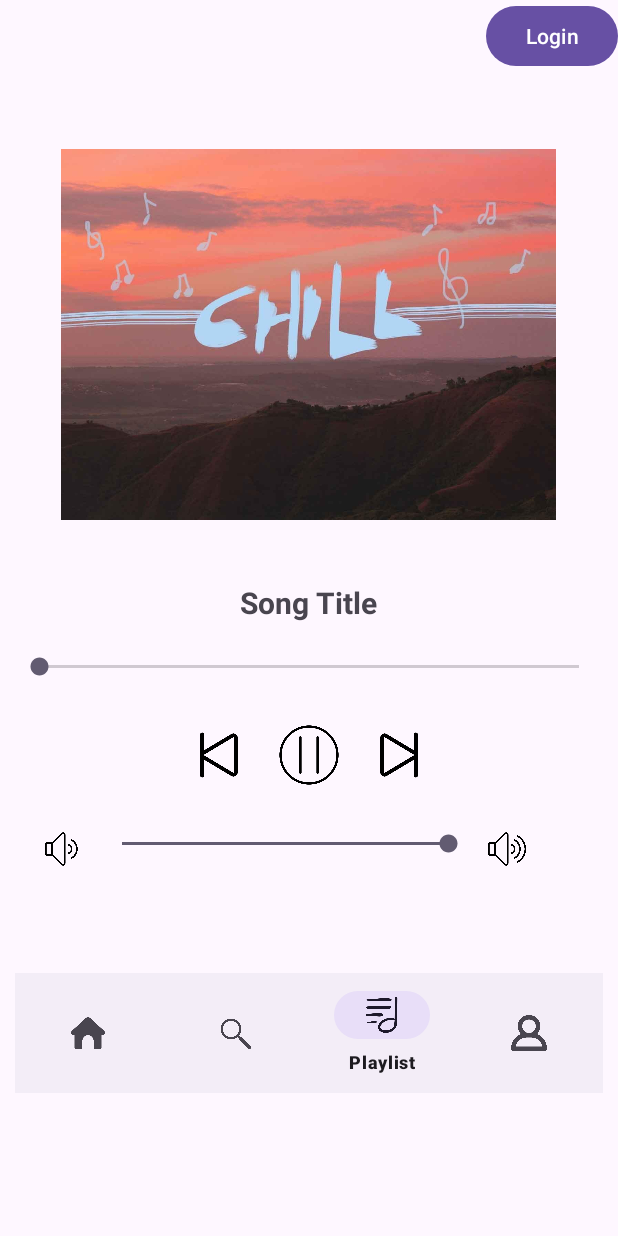
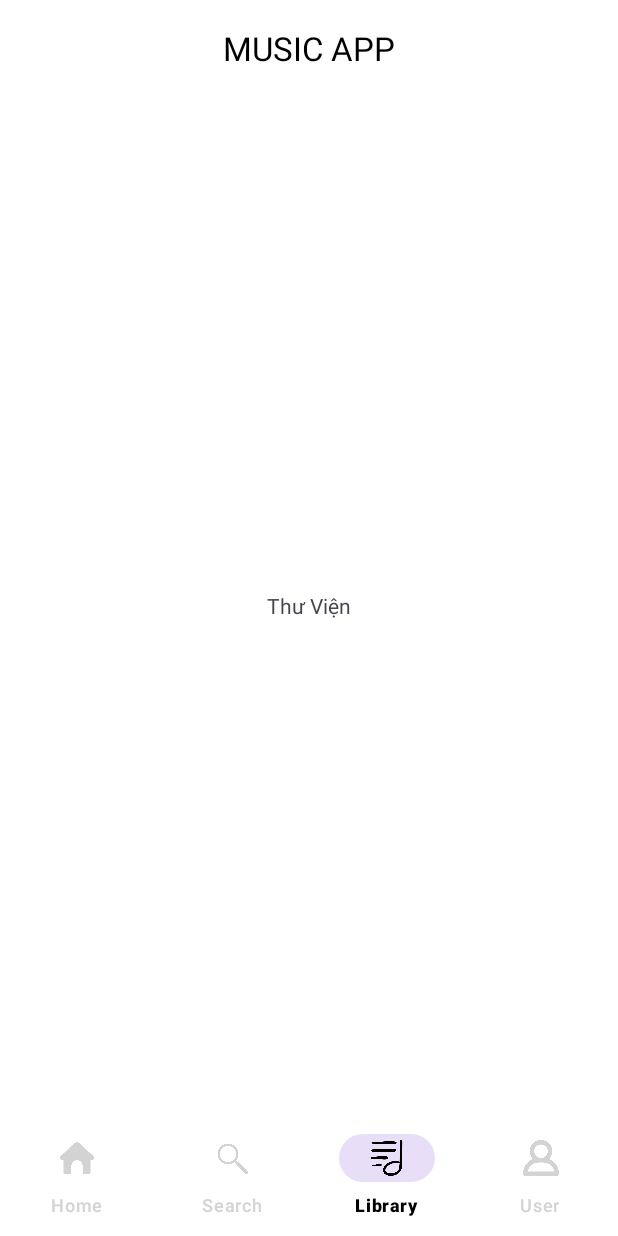
Before and after one commit to LynYuNgoc/MusicAppdemo2, an Android app: the screen it shows after launch (MainActivity before the commit, HomeActivity after it), item 3 of the bottom bar chosen, on a phone screen of 412 x 824 dp. Run offline under Robolectric (Android 15) with nearby library versions, the light colour scheme and no system bars.

Commit message:
chia fragment roi do nha

```diff
--- /dev/null
+++ b/app/src/main/java/com/example/musicappdemo2/HomeActivity.java
@@ -0,0 +1,72 @@
+package com.example.musicappdemo2;
+
+import android.os.Bundle;
+import android.view.MenuItem;
+
+import androidx.annotation.NonNull;
+import androidx.appcompat.app.AppCompatActivity;
+import androidx.fragment.app.Fragment;
+import androidx.fragment.app.FragmentManager;
+import androidx.fragment.app.FragmentTransaction;
+
+import com.example.musicappdemo2.fragment.HomePageFragment;
+import com.example.musicappdemo2.fragment.LibraryFragment;
+import com.example.musicappdemo2.fragment.SearchFragment;
+import com.example.musicappdemo2.fragment.UserFragment;
+import com.google.android.material.bottomnavigation.BottomNavigationView;
+import com.google.android.material.navigation.NavigationBarView;
+
+public class HomeActivity extends AppCompatActivity {
+
+    BottomNavigationView bottomNavigationView;
+    @Override
+    protected void onCreate(Bundle savedInstanceState) {
+        super.onCreate(savedInstanceState);
+        setContentView(R.layout.activity_home);
+
+        bottomNavigationView = findViewById(R.id.bottomnavigation);
+        bottomNavigationView.setOnItemSelectedListener(new NavigationBarView.OnItemSelectedListener() {
+            @Override
+            public boolean onNavigationItemSelected(@NonNull MenuItem item) {
+
+                if(item.getItemId() == R.id.mnBottomHome) {
+
+                    setFragment(new HomePageFragment());
+                }
+
+                if(item.getItemId() == R.id.mnBottomLibrary) {
+
+                    setFragment(new LibraryFragment());
+                }
+
+                if(item.getItemId() == R.id.mnBottomSearch) {
+
+                    setFragment(new SearchFragment());
+                }
+
+                if(item.getItemId() == R.id.mnBottomUser) {
+
+                    setFragment(new UserFragment());
+                }
+
+
+
+                return true;
+            }
+        });
+
+    }
+
+    void setFragment(Fragment fragment){
+        if(fragment==null){
+            return;
+        }
+
+        FragmentManager fragmentManager = getSupportFragmentManager();
+        FragmentTransaction transaction = fragmentManager.beginTransaction();
+        transaction.replace(R.id.fragmentContainerView, fragment);
+        transaction.addToBackStack(null);
+        transaction.commit();
+    }
+
+}
--- a/app/src/main/java/com/example/musicappdemo2/Login.java
+++ b/app/src/main/java/com/example/musicappdemo2/LoginActivity.java
@@ -2,12 +2,9 @@ package com.example.musicappdemo2;
 
 import androidx.appcompat.app.AppCompatActivity;
 
-import android.content.Intent;
 import android.os.Bundle;
-import android.view.View;
-import android.widget.Button;
 
-public class Login extends AppCompatActivity {
+public class LoginActivity extends AppCompatActivity {
 
     @Override
     protected void onCreate(Bundle savedInstanceState) {
--- a/app/src/main/java/com/example/musicappdemo2/MainActivity.java
+++ b/app/src/main/java/com/example/musicappdemo2/PlayMusicActivity.java
@@ -1,30 +1,26 @@
 package com.example.musicappdemo2;
 
-import androidx.annotation.NonNull;
 import androidx.appcompat.app.AppCompatActivity;
 
-import android.annotation.SuppressLint;
 import android.content.Context;
 import android.content.Intent;
 import android.media.AudioManager;
 import android.media.MediaPlayer;
 import android.os.Bundle;
-import android.os.Handler;
 import android.os.Message;
-import android.view.MenuItem;
 import android.view.View;
 import android.widget.Button;
 import android.widget.ImageView;
 import android.widget.SeekBar;
 import android.widget.TextView;
-import android.widget.Toast;
 
 import com.google.android.material.bottomnavigation.BottomNavigationView;
 
 import java.util.ArrayList;
 
-public class MainActivity extends AppCompatActivity {
+public class PlayMusicActivity extends AppCompatActivity {
 
+    BottomNavigationView navigationView;
     ImageView play, prev, next, imageView;
     TextView songTitle;
     SeekBar mSeekBarTime, mSeekBarVol;
@@ -36,7 +32,7 @@ public class MainActivity extends AppCompatActivity {
     @Override
     protected void onCreate(Bundle savedInstanceState) {
         super.onCreate(savedInstanceState);
-        setContentView(R.layout.activity_main);
+        setContentView(R.layout.activity_playmusic);
 
         mAudioManager = (AudioManager) getSystemService(Context.AUDIO_SERVICE);
 
@@ -84,9 +80,6 @@ public class MainActivity extends AppCompatActivity {
 
             }
         });
-
-
-
 
 
         play.setOnClickListener(new View.OnClickListener() {
@@ -149,14 +142,11 @@ public class MainActivity extends AppCompatActivity {
         login.setOnClickListener(new View.OnClickListener() {
             @Override
             public void onClick(View v) {
-                Intent intent = new Intent(MainActivity.this, Login.class);
+                Intent intent = new Intent(PlayMusicActivity.this, LoginActivity.class);
                 startActivity(intent);
             }
         });
 
-        //ánh xạ View bottom_navi
-        BottomNavigationView navigationView = findViewById(R.id.bottom_navi);
-        //???
 
     }
 
--- /dev/null
+++ b/app/src/main/java/com/example/musicappdemo2/fragment/LibraryFragment.java
@@ -0,0 +1,66 @@
+package com.example.musicappdemo2.fragment;
+
+import android.os.Bundle;
+
+import androidx.fragment.app.Fragment;
+
+import android.view.LayoutInflater;
+import android.view.View;
+import android.view.ViewGroup;
+
+import com.example.musicappdemo2.R;
+
+/**
+ * A simple {@link Fragment} subclass.
+ * Use the {@link LibraryFragment#newInstance} factory method to
+ * create an instance of this fragment.
+ */
+public class LibraryFragment extends Fragment {
+
+    // TODO: Rename parameter arguments, choose names that match
+    // the fragment initialization parameters, e.g. ARG_ITEM_NUMBER
+    private static final String ARG_PARAM1 = "param1";
+    private static final String ARG_PARAM2 = "param2";
+
+    // TODO: Rename and change types of parameters
+    private String mParam1;
+    private String mParam2;
+
+    public LibraryFragment() {
+        // Required empty public constructor
+    }
+
+    /**
+     * Use this factory method to create a new instance of
+     * this fragment using the provided parameters.
+     *
+     * @param param1 Parameter 1.
+     * @param param2 Parameter 2.
+     * @return A new instance of fragment LibraryFragment.
+     */
+    // TODO: Rename and change types and number of parameters
+    public static LibraryFragment newInstance(String param1, String param2) {
+        LibraryFragment fragment = new LibraryFragment();
+        Bundle args = new Bundle();
+        args.putString(ARG_PARAM1, param1);
+        args.putString(ARG_PARAM2, param2);
+        fragment.setArguments(args);
+        return fragment;
+    }
+
+    @Override
+    public void onCreate(Bundle savedInstanceState) {
+        super.onCreate(savedInstanceState);
+        if (getArguments() != null) {
+            mParam1 = getArguments().getString(ARG_PARAM1);
+            mParam2 = getArguments().getString(ARG_PARAM2);
+        }
+    }
+
+    @Override
+    public View onCreateView(LayoutInflater inflater, ViewGroup container,
+                             Bundle savedInstanceState) {
+        // Inflate the layout for this fragment
+        return inflater.inflate(R.layout.fragment_library, container, false);
+    }
+}
--- /dev/null
+++ b/app/src/main/res/color/bottom_navigation_color.xml
@@ -0,0 +1,5 @@
+<?xml version="1.0" encoding="utf-8"?>
+<selector xmlns:android="http://schemas.android.com/apk/res/android">
+    <item android:state_checked="true" android:color="@color/black"/>
+    <item android:state_checked="false" android:color="@color/gray_light"/>
+</selector>
--- /dev/null
+++ b/app/src/main/res/layout/activity_home.xml
@@ -0,0 +1,35 @@
+<?xml version="1.0" encoding="utf-8"?>
+<LinearLayout xmlns:android="http://schemas.android.com/apk/res/android"
+    xmlns:app="http://schemas.android.com/apk/res-auto"
+    android:layout_width="match_parent"
+    android:layout_height="match_parent"
+    android:orientation="vertical">
+
+    <com.google.android.material.appbar.MaterialToolbar
+        android:id="@+id/materialToolbar"
+        android:layout_width="match_parent"
+        android:layout_height="wrap_content"
+        android:background="@color/white"
+        android:minHeight="?attr/actionBarSize"
+        android:theme="?attr/actionBarTheme"
+        app:title="MUSIC APP"
+        app:titleCentered="true"
+        app:titleTextColor="@color/black" />
+
+    <FrameLayout
+        android:id="@+id/fragmentContainerView"
+        android:layout_width="match_parent"
+        android:layout_height="wrap_content"
+        android:layout_weight="1"
+        android:background="@color/white"/>
+
+    <com.google.android.material.bottomnavigation.BottomNavigationView
+        android:id="@+id/bottomnavigation"
+        android:layout_width="match_parent"
+        android:layout_height="wrap_content"
+        android:background="@color/white"
+        app:itemIconTint="@color/bottom_navigation_color"
+        app:itemTextColor="@color/bottom_navigation_color"
+        app:labelVisibilityMode="labeled"
+        app:menu="@menu/menu_bottom_navi" />
+</LinearLayout>
--- a/app/src/main/res/layout/activity_login.xml
+++ b/app/src/main/res/layout/activity_login.xml
@@ -5,7 +5,7 @@
     android:layout_width="match_parent"
     android:layout_height="match_parent"
     android:orientation="vertical"
-    tools:context=".Login">
+    tools:context=".LoginActivity">
 
     <TextView
         android:layout_width="wrap_content"
--- a/app/src/main/res/layout/activity_main.xml
+++ b/app/src/main/res/layout/activity_playmusic.xml
@@ -11,7 +11,7 @@
         android:layout_width="match_parent"
         android:layout_height="match_parent"
         android:orientation="vertical"
-        tools:context=".MainActivity">
+        tools:context=".PlayMusicActivity">
 
         <Button
             android:id="@+id/btnlogin"
@@ -104,22 +104,6 @@
 
         </LinearLayout>
 
-        <LinearLayout
-            android:layout_width="match_parent"
-            android:layout_height="wrap_content"
-            android:layout_gravity="center"
-            android:layout_marginLeft="10dp"
-            android:layout_marginTop="70dp"
-            android:layout_marginRight="10dp"
-            android:orientation="horizontal">
-
-            <com.google.android.material.bottomnavigation.BottomNavigationView
-                android:id="@+id/bottom_navi"
-                android:layout_width="match_parent"
-                android:layout_height="wrap_content"
-                app:menu="@menu/menu_bottom_navi" />
-        </LinearLayout>
-
     </LinearLayout>
 
 
--- /dev/null
+++ b/app/src/main/res/layout/fragment_library.xml
@@ -0,0 +1,15 @@
+<?xml version="1.0" encoding="utf-8"?>
+<FrameLayout xmlns:android="http://schemas.android.com/apk/res/android"
+    xmlns:tools="http://schemas.android.com/tools"
+    android:layout_width="match_parent"
+    android:layout_height="match_parent"
+    tools:context=".fragment.LibraryFragment">
+
+    <!-- TODO: Update blank fragment layout -->
+    <TextView
+        android:layout_width="match_parent"
+        android:layout_height="match_parent"
+        android:gravity="center"
+        android:text="Thư Viện" />
+
+</FrameLayout>
--- a/app/src/main/res/menu/menu_bottom_navi.xml
+++ b/app/src/main/res/menu/menu_bottom_navi.xml
@@ -1,18 +1,30 @@
 <?xml version="1.0" encoding="utf-8"?>
-<menu xmlns:android="http://schemas.android.com/apk/res/android">
-    <item android:id="@+id/action_home"
-        android:title="@string/action_home"
-        android:icon="@drawable/home_icon"/>
+<menu xmlns:android="http://schemas.android.com/apk/res/android"
+    xmlns:app="http://schemas.android.com/apk/res-auto">
 
-    <item android:id="@+id/action_search"
-        android:title="@string/action_search"
-        android:icon="@drawable/search_icon"/>
+    <item
+        android:id="@+id/mnBottomHome"
+        android:icon="@drawable/home_icon"
+        android:title="Home"
+        app:showAsAction="always" />
 
-    <item android:id="@+id/action_playlist"
-        android:title="@string/action_playlist"
-        android:icon="@drawable/playlist_icon"/>
+    <item
+        android:id="@+id/mnBottomSearch"
+        android:icon="@drawable/search_icon"
+        android:title="Search"
+        app:showAsAction="always" />
 
-    <item android:id="@+id/action_user"
-        android:title="@string/action_user"
-        android:icon="@drawable/user_icon"/>
+    <item
+        android:id="@+id/mnBottomLibrary"
+        android:icon="@drawable/playlist_icon"
+        android:title="Library"
+        app:showAsAction="always"
+
+        />
+
+    <item
+        android:id="@+id/mnBottomUser"
+        android:icon="@drawable/user_icon"
+        android:title="User"
+        app:showAsAction="always" />
 </menu>
--- a/app/src/main/res/values/colors.xml
+++ b/app/src/main/res/values/colors.xml
@@ -2,4 +2,6 @@
 <resources>
     <color name="black">#FF000000</color>
     <color name="white">#FFFFFFFF</color>
+    <color name="blue_main">#1877F2</color>
+    <color name="gray_light">#D3D3D3</color>
 </resources>
--- a/app/src/main/res/values/strings.xml
+++ b/app/src/main/res/values/strings.xml
@@ -4,4 +4,6 @@
     <string name="action_search">Search</string>
     <string name="action_playlist">Playlist</string>
     <string name="action_user">User</string>
+    <!-- TODO: Remove or change this placeholder text -->
+    <string name="hello_blank_fragment">Hello blank fragment</string>
 </resources>
--- a/build.gradle.kts
+++ b/build.gradle.kts
@@ -1,4 +1,4 @@
 // Top-level build file where you can add configuration options common to all sub-projects/modules.
 plugins {
-    id("com.android.application") version "8.1.3" apply false
+    id("com.android.application") version "8.2.2" apply false
 }
```
Also changed, not shown: app/src/main/AndroidManifest.xml (+5 -2 lines), app/src/main/java/com/example/musicappdemo2/fragment/HomePageFragment.java (added, +66 -0 lines), app/src/main/java/com/example/musicappdemo2/fragment/SearchFragment.java (added, +66 -0 lines), app/src/main/java/com/example/musicappdemo2/fragment/UserFragment.java (added, +66 -0 lines), app/src/main/res/layout/fragment_home_page.xml (added, +15 -0 lines), app/src/main/res/layout/fragment_search.xml (added, +15 -0 lines), app/src/main/res/layout/fragment_user.xml (added, +15 -0 lines), gradle/wrapper/gradle-wrapper.properties.
